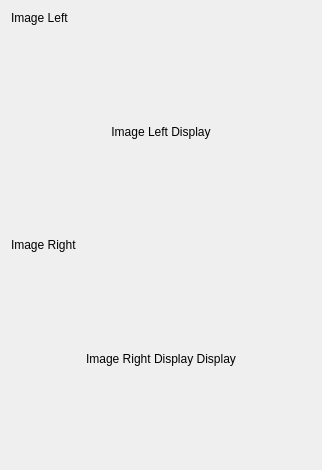
Above: src/move3d-remote/camerawidget.ui from jmainpri/move3d-studio before the change. Below: the same form after it.
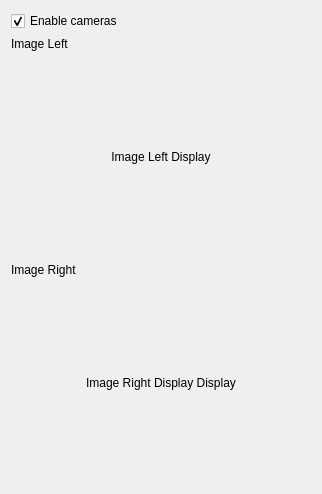
That is the form after the change.

Commit message: Adding the possibility to disconect cameras

The edit to the form file:
```diff
--- a/src/move3d-remote/camerawidget.ui
+++ b/src/move3d-remote/camerawidget.ui
@@ -14,6 +14,16 @@
    <string>Camera</string>
   </property>
   <layout class="QVBoxLayout" name="verticalLayout">
+   <item>
+    <widget class="QCheckBox" name="checkBox">
+     <property name="text">
+      <string>Enable cameras</string>
+     </property>
+     <property name="checked">
+      <bool>true</bool>
+     </property>
+    </widget>
+   </item>
    <item>
     <widget class="QLabel" name="labelleft">
      <property name="sizePolicy">
```
The commit also changes 3 other files.
